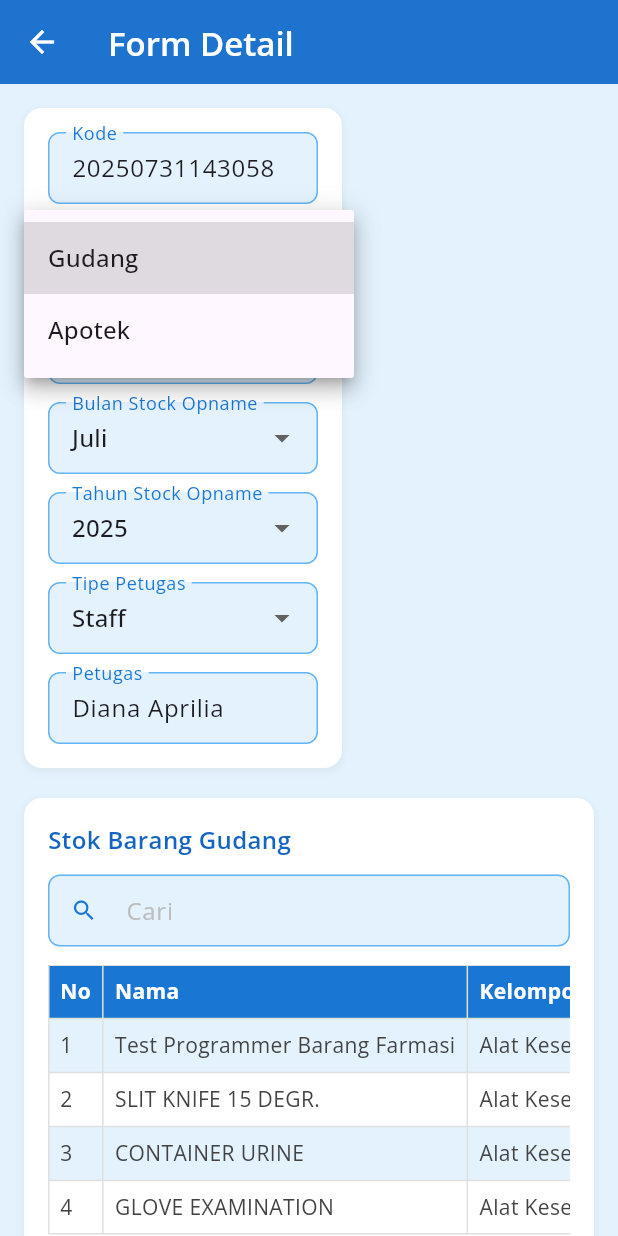
After one commit to Kafabi0/inocare, a Flutter app: the OrderDetailScreen screen opened directly, after a tap on "Gudang", on a phone screen of 412 x 824 dp. The commit adds this screen. Run offline on Flutter 3.47's test engine with Material 3 defaults, Android fonts, the phone set to English and light mode, and no system bars; our stand-ins replace fl_chart, flutter_local_notifications, font_awesome_flutter, google_fonts, material_design_icons_flutter, open_file and 5 more; missing offline and left inert: excel, external_path, mobile_scanner.

Commit message:
order detail

```diff
--- a/lib/screens/farmasi_screen.dart
+++ b/lib/screens/farmasi_screen.dart
@@ -1,6 +1,7 @@
 import 'package:flutter/material.dart';
 import 'package:inocare/screens/order_rajal_screen.dart';
 import 'package:inocare/screens/stok_barang.dart';
+import 'package:inocare/screens/order_detail_screen.dart';
 
 class FarmasiScreen extends StatefulWidget {
   const FarmasiScreen({super.key});
@@ -685,7 +686,13 @@ class _FarmasiScreenState extends State<FarmasiScreen> {
                               SizedBox(
                                 width: double.infinity,
                                 child: ElevatedButton.icon(
-                                  onPressed: () {},
+                                  onPressed: () {
+                                    Navigator.push(
+                                      context,
+                                      MaterialPageRoute(builder: (context) => const OrderDetailScreen(),
+                                      ),
+                                    );
+                                  },
                                   icon: const Icon(Icons.visibility, size: 16),
                                   label: const Text('Lihat Detail'),
                                   style: ElevatedButton.styleFrom(
--- /dev/null
+++ b/lib/screens/order_detail_screen.dart
@@ -0,0 +1,435 @@
+import 'package:flutter/material.dart';
+
+class OrderDetailScreen extends StatelessWidget {
+  const OrderDetailScreen({super.key});
+
+  @override
+  Widget build(BuildContext context) {
+    return Scaffold(
+      backgroundColor: Colors.blue[50],
+      appBar: AppBar(
+        title: const Text(
+          'Form Detail',
+          style: TextStyle(color: Colors.white, fontWeight: FontWeight.w600),
+        ),
+        backgroundColor: Colors.blue[700],
+        elevation: 2,
+        iconTheme: const IconThemeData(color: Colors.white),
+      ),
+      body: SingleChildScrollView(
+        padding: const EdgeInsets.all(16),
+        child: Column(
+          crossAxisAlignment: CrossAxisAlignment.start,
+          children: [
+            // === FORM FILTER ===
+            Container(
+              padding: const EdgeInsets.all(16),
+              decoration: BoxDecoration(
+                color: Colors.white,
+                borderRadius: BorderRadius.circular(12),
+                boxShadow: [
+                  BoxShadow(
+                    color: Colors.grey.withOpacity(0.1),
+                    spreadRadius: 1,
+                    blurRadius: 3,
+                    offset: const Offset(0, 2),
+                  ),
+                ],
+              ),
+              child: Wrap(
+                spacing: 12,
+                runSpacing: 12,
+                children: [
+                  _buildTextField(context, "Kode", "20250731143058"),
+                  _buildDropdown(context, "Unit Farmasi", ["Gudang", "Apotek"], "Gudang"),
+                  _buildTextField(context, "Tanggal Pelaksanaan", "31-07-2025"),
+                  _buildDropdown(context, "Bulan Stock Opname",
+                      ["Januari", "Februari", "Juli"], "Juli"),
+                  _buildDropdown(context, "Tahun Stock Opname", ["2024", "2025"], "2025"),
+                  _buildDropdown(context, "Tipe Petugas", ["Staff", "Admin"], "Staff"),
+                  _buildTextField(context, "Petugas", "Diana Aprilia"),
+                ],
+              ),
+            ),
+            const SizedBox(height: 20),
+
+            // === TABEL SECTION ===
+            LayoutBuilder(
+              builder: (context, constraints) {
+                // Tampilkan tabel berdampingan jika layar cukup lebar
+                if (constraints.maxWidth > 800) {
+                  return Row(
+                    children: [
+                      Expanded(
+                        child: _buildTableCard(
+                          title: "Stok Barang Gudang",
+                          table: _buildGudangTable(),
+                        ),
+                      ),
+                      const SizedBox(width: 16),
+                      Expanded(
+                        child: _buildTableCard(
+                          title: "Stok Opname",
+                          table: _buildOpnameTable(),
+                        ),
+                      ),
+                    ],
+                  );
+                } else {
+                  // Tampilkan tabel secara vertikal untuk layar sempit
+                  return Column(
+                    children: [
+                      _buildTableCard(
+                        title: "Stok Barang Gudang",
+                        table: _buildGudangTable(),
+                      ),
+                      const SizedBox(height: 20),
+                      _buildTableCard(
+                        title: "Stok Opname",
+                        table: _buildOpnameTable(),
+                      ),
+                    ],
+                  );
+                }
+              },
+            ),
+          ],
+        ),
+      ),
+    );
+  }
+
+  // Widget untuk card tabel
+  Widget _buildTableCard({required String title, required Widget table}) {
+    return Container(
+      padding: const EdgeInsets.all(16),
+      decoration: BoxDecoration(
+        color: Colors.white,
+        borderRadius: BorderRadius.circular(12),
+        boxShadow: [
+          BoxShadow(
+            color: Colors.grey.withOpacity(0.1),
+            spreadRadius: 1,
+            blurRadius: 3,
+            offset: const Offset(0, 2),
+          ),
+        ],
+      ),
+      child: Column(
+        crossAxisAlignment: CrossAxisAlignment.start,
+        children: [
+          Text(
+            title,
+            style: TextStyle(
+              fontWeight: FontWeight.w600,
+              fontSize: 16,
+              color: Colors.blue[800],
+            ),
+          ),
+          const SizedBox(height: 12),
+          _buildSearchField(),
+          const SizedBox(height: 12),
+          table,
+        ],
+      ),
+    );
+  }
+
+  // === WIDGET FORM ===
+  Widget _buildTextField(BuildContext context, String label, String value) {
+    return SizedBox(
+      width: MediaQuery.of(context).size.width > 600 ? 250 : 180,
+      child: TextFormField(
+        initialValue: value,
+        decoration: InputDecoration(
+          labelText: label,
+          labelStyle: TextStyle(color: Colors.blue[700]),
+          border: OutlineInputBorder(
+            borderRadius: BorderRadius.circular(8),
+            borderSide: BorderSide(color: Colors.blue[300]!),
+          ),
+          enabledBorder: OutlineInputBorder(
+            borderRadius: BorderRadius.circular(8),
+            borderSide: BorderSide(color: Colors.blue[300]!),
+          ),
+          focusedBorder: OutlineInputBorder(
+            borderRadius: BorderRadius.circular(8),
+            borderSide: BorderSide(color: Colors.blue[700]!, width: 2),
+          ),
+          filled: true,
+          fillColor: Colors.blue[50],
+          isDense: true,
+          contentPadding: const EdgeInsets.symmetric(vertical: 12, horizontal: 12),
+        ),
+      ),
+    );
+  }
+
+  Widget _buildDropdown(BuildContext context, String label, List<String> items, String selected) {
+    return SizedBox(
+      width: MediaQuery.of(context).size.width > 600 ? 250 : 180,
+      child: DropdownButtonFormField<String>(
+        value: selected,
+        decoration: InputDecoration(
+          labelText: label,
+          labelStyle: TextStyle(color: Colors.blue[700]),
+          border: OutlineInputBorder(
+            borderRadius: BorderRadius.circular(8),
+            borderSide: BorderSide(color: Colors.blue[300]!),
+          ),
+          enabledBorder: OutlineInputBorder(
+            borderRadius: BorderRadius.circular(8),
+            borderSide: BorderSide(color: Colors.blue[300]!),
+          ),
+          focusedBorder: OutlineInputBorder(
+            borderRadius: BorderRadius.circular(8),
+            borderSide: BorderSide(color: Colors.blue[700]!, width: 2),
+          ),
+          filled: true,
+          fillColor: Colors.blue[50],
+          isDense: true,
+          contentPadding: const EdgeInsets.symmetric(vertical: 12, horizontal: 12),
+        ),
+        items: items.map((e) => DropdownMenuItem(value: e, child: Text(e))).toList(),
+        onChanged: (v) {},
+      ),
+    );
+  }
+
+  Widget _buildSearchField() {
+    return SizedBox(
+      width: double.infinity,
+      child: TextFormField(
+        decoration: InputDecoration(
+          prefixIcon: Icon(Icons.search, size: 18, color: Colors.blue[700]),
+          hintText: "Cari",
+          hintStyle: TextStyle(color: Colors.grey[400]),
+          border: OutlineInputBorder(
+            borderRadius: BorderRadius.circular(8),
+            borderSide: BorderSide(color: Colors.blue[300]!),
+          ),
+          enabledBorder: OutlineInputBorder(
+            borderRadius: BorderRadius.circular(8),
+            borderSide: BorderSide(color: Colors.blue[300]!),
+          ),
+          focusedBorder: OutlineInputBorder(
+            borderRadius: BorderRadius.circular(8),
+            borderSide: BorderSide(color: Colors.blue[700]!, width: 2),
+          ),
+          filled: true,
+          fillColor: Colors.blue[50],
+          isDense: true,
+          contentPadding: const EdgeInsets.symmetric(vertical: 12, horizontal: 12),
+        ),
+      ),
+    );
+  }
+
+  // === TABEL GUDANG ===
+  Widget _buildGudangTable() {
+    return SingleChildScrollView(
+      scrollDirection: Axis.horizontal,
+      child: Table(
+        border: TableBorder.all(color: Colors.grey.shade300),
+        defaultColumnWidth: const IntrinsicColumnWidth(),
+        children: [
+          TableRow(
+            decoration: BoxDecoration(
+              color: Colors.blue[700],
+            ),
+            children: const [
+              _tableHeaderCell("No"),
+              _tableHeaderCell("Nama"),
+              _tableHeaderCell("Kelompok"),
+              _tableHeaderCell("Golongan"),
+              _tableHeaderCell("Stok"),
+              _tableHeaderCell("Tanggal Kadaluarsa"),
+            ],
+          ),
+          // Data dummy sesuai gambar
+          _buildGudangTableRow("1", "Test Programmer Barang Farmasi", "Alat Kesehatan", "BHP", "10", "31-12-2025", true),
+          _buildGudangTableRow("2", "SLIT KNIFE 15 DEGR.", "Alat Kesehatan", "BHP", "5", "31-12-2025", false),
+          _buildGudangTableRow("3", "CONTAINER URINE", "Alat Kesehatan", "BHP", "20", "31-12-2025", true),
+          _buildGudangTableRow("4", "GLOVE EXAMINATION", "Alat Kesehatan", "BHP", "50", "31-12-2025", false),
+        ],
+      ),
+    );
+  }
+
+  TableRow _buildGudangTableRow(String no, String nama, String kelompok, String golongan, String stok, String tanggal, bool isEven) {
+    return TableRow(
+      decoration: BoxDecoration(
+        color: isEven ? Colors.blue[50] : Colors.white,
+      ),
+      children: [
+        _tableCell(no),
+        _tableCell(nama),
+        _tableCell(kelompok),
+        _tableCell(golongan),
+        _tableCell(stok, isBold: true),
+        _tableCell(tanggal),
+      ],
+    );
+  }
+
+  // === TABEL OPNAME ===
+  Widget _buildOpnameTable() {
+    return SingleChildScrollView(
+      scrollDirection: Axis.horizontal,
+      child: Table(
+        border: TableBorder.all(color: Colors.grey.shade300),
+        defaultColumnWidth: const IntrinsicColumnWidth(),
+        children: [
+          TableRow(
+            decoration: BoxDecoration(
+              color: Colors.blue[700],
+            ),
+            children: const [
+              _tableHeaderCell("No"),
+              _tableHeaderCell("Obat"),
+              _tableHeaderCell("Kelompok"),
+              _tableHeaderCell("Golongan"),
+              _tableHeaderCell("Stok"),
+              _tableHeaderCell("Baik"),
+              _tableHeaderCell("Rusak"),
+              _tableHeaderCell("Kadaluarsa"),
+              _tableHeaderCell("Tidak Diketahui"),
+              _tableHeaderCell("Selisih"),
+              _tableHeaderCell("Status"),
+            ],
+          ),
+          // Data dummy sesuai gambar
+          _buildOpnameTableRow("1", "CYCLOSERIN 250-", "Obat", "OBAT", "100", "100", "0", "0", "0", "0", "Disimpan", Colors.green, true),
+          _buildOpnameTableRow("2", "VITAMIN B6 100 M.", "Obat", "OBAT", "200", "200", "0", "0", "0", "0", "Disimpan", Colors.green, false),
+          _buildOpnameTableRow("3", "PARACETAMOL 500MG", "Obat", "OBAT", "500", "500", "0", "0", "0", "0", "Disimpan", Colors.green, true),
+        ],
+      ),
+    );
+  }
+
+  TableRow _buildOpnameTableRow(String no, String obat, String kelompok, String golongan, String stok,
+      String baik, String rusak, String kadaluarsa, String tidakDiketahui, String selisih,
+      String status, Color statusColor, bool isEven) {
+    return TableRow(
+      decoration: BoxDecoration(
+        color: isEven ? Colors.blue[50] : Colors.white,
+      ),
+      children: [
+        _tableCell(no),
+        _tableCell(obat),
+        _tableCell(kelompok),
+        _tableCell(golongan),
+        _tableCell(stok, isBold: true),
+        _tableCellField(baik),
+        _tableCellField(rusak),
+        _tableCellField(kadaluarsa),
+        _tableCellField(tidakDiketahui),
+        _tableCell(selisih, isBold: true),
+        _tableStatusCell(status, statusColor),
+      ],
+    );
+  }
+}
+
+// === REUSABLE CELL ===
+class _tableCell extends StatelessWidget {
+  final String text;
+  final bool isBold;
+  const _tableCell(this.text, {this.isBold = false});
+
+  @override
+  Widget build(BuildContext context) {
+    return Padding(
+      padding: const EdgeInsets.all(8),
+      child: Text(
+        text,
+        style: TextStyle(
+          fontWeight: isBold ? FontWeight.bold : FontWeight.normal,
+          color: Colors.grey[800],
+        ),
+      ),
+    );
+  }
+}
+
+class _tableHeaderCell extends StatelessWidget {
+  final String text;
+  const _tableHeaderCell(this.text);
+
+  @override
+  Widget build(BuildContext context) {
+    return Padding(
+      padding: const EdgeInsets.all(8),
+      child: Text(
+        text,
+        style: const TextStyle(
+          fontWeight: FontWeight.bold,
+          color: Colors.white,
+        ),
+      ),
+    );
+  }
+}
+
+class _tableCellField extends StatelessWidget {
+  final String value;
+  const _tableCellField(this.value);
+
+  @override
+  Widget build(BuildContext context) {
+    return Padding(
+      padding: const EdgeInsets.all(4),
+      child: TextFormField(
+        initialValue: value,
+        textAlign: TextAlign.center,
+        decoration: InputDecoration(
+          border: OutlineInputBorder(
+            borderRadius: BorderRadius.circular(4),
+            borderSide: BorderSide(color: Colors.blue[300]!),
+          ),
+          enabledBorder: OutlineInputBorder(
+            borderRadius: BorderRadius.circular(4),
+            borderSide: BorderSide(color: Colors.blue[300]!),
+          ),
+          focusedBorder: OutlineInputBorder(
+            borderRadius: BorderRadius.circular(4),
+            borderSide: BorderSide(color: Colors.blue[700]!, width: 2),
+          ),
+          filled: true,
+          fillColor: Colors.blue[50],
+          isDense: true,
+          contentPadding: const EdgeInsets.symmetric(vertical: 8, horizontal: 6),
+        ),
+      ),
+    );
+  }
+}
+
+class _tableStatusCell extends StatelessWidget {
+  final String label;
+  final Color color;
+  const _tableStatusCell(this.label, this.color);
+
+  @override
+  Widget build(BuildContext context) {
+    return Padding(
+      padding: const EdgeInsets.all(4),
+      child: Container(
+        padding: const EdgeInsets.symmetric(vertical: 6, horizontal: 10),
+        decoration: BoxDecoration(
+          color: color.withOpacity(0.1),
+          border: Border.all(color: color),
+          borderRadius: BorderRadius.circular(4),
+        ),
+        child: Text(
+          label,
+          style: TextStyle(
+            color: color,
+            fontWeight: FontWeight.w500,
+          ),
+          textAlign: TextAlign.center,
+        ),
+      ),
+    );
+  }
+}
```
